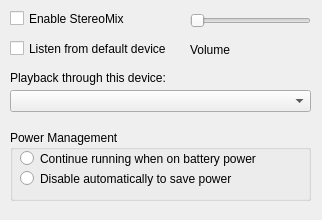
Before: the Qt Designer form widget.ui in mrbindraw/DemoStereoMix, drawn with Qt 5.
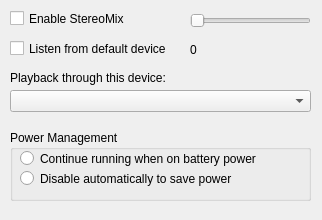
After: the same form once the commit is applied.

Commit message: Updated wiget ui: label volume, set default value to 0 and translatable false

What changed in the file:
```diff
--- a/widget.ui
+++ b/widget.ui
@@ -138,7 +138,7 @@
     </rect>
    </property>
    <property name="text">
-    <string>Volume</string>
+    <string notr="true">0</string>
    </property>
   </widget>
   <widget class="QComboBox" name="cmbPlaybackDevices">
```
